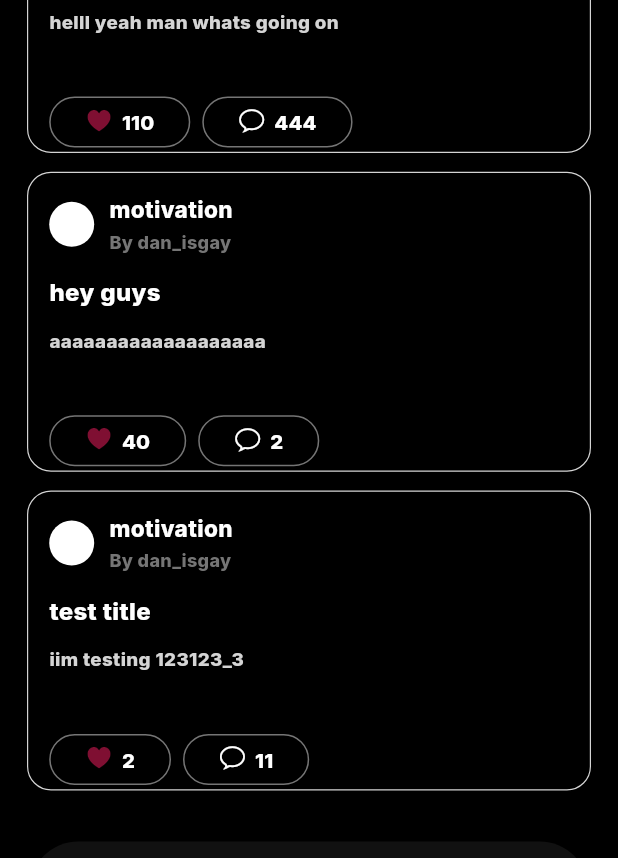
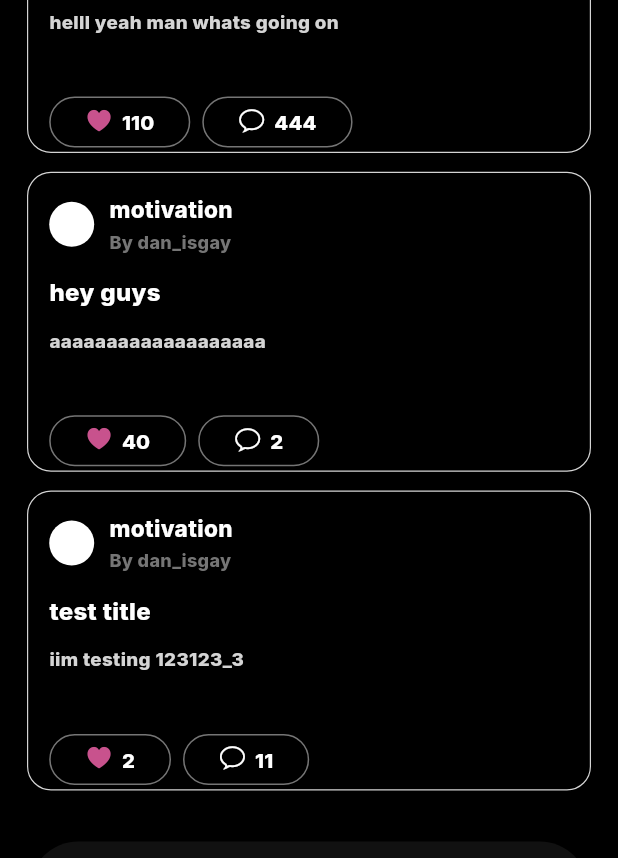
Before and after one commit to Tho100/revent, a Flutter app: the HomePage screen opened directly, on a phone screen of 412 x 824 dp. Shown: the part 261-1119 px from the top of the screen. Run offline on Flutter 3.47's test engine with Material 3 defaults, Android fonts, the phone set to English and light mode, and no system bars; our stand-ins replace flutter_dotenv, get_it, google_fonts; missing offline and left inert: encrypt, mysql_client.

Commit message:
Updated vent-post previewer Like button icon

```diff
--- a/lib/widgets/vent_widgets/vent_previewer.dart
+++ b/lib/widgets/vent_widgets/vent_previewer.dart
@@ -115,7 +115,7 @@ class VentPreviewer extends StatelessWidget {
               offset: const Offset(0, -1),
               child: const Icon(
                 CupertinoIcons.heart_fill,
-                color: Color.fromARGB(255, 127, 15, 50),
+                color: Color.fromARGB(200, 255, 105, 180),
                 size: 18.5,
               ),
             ),
```
